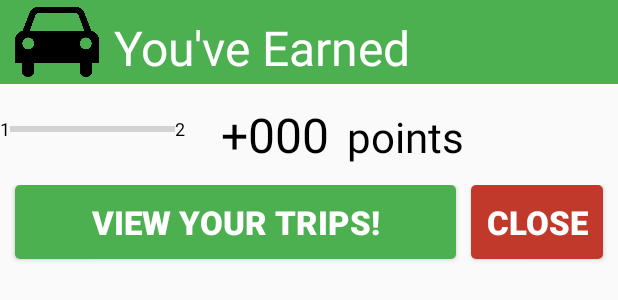
After one commit to Team-Andronerds/contest_app, an Android app: the layout fragment_summary_dialog.xml on its own in the app's theme, with its tools: preview values and no code run, on a phone screen of 412 x 824 dp. The commit adds this screen. Shown: the top 300 px of the screen. Run offline under Robolectric (Android 15) with nearby library versions, the phone set to English and light mode, and no system bars.

Commit message:
Added stuff

```diff
--- a/app/src/main/java/andronerds/com/contestapp/MyVehicleActivity.java
+++ b/app/src/main/java/andronerds/com/contestapp/MyVehicleActivity.java
@@ -16,7 +16,7 @@ import org.json.JSONObject;
 
 import java.io.ByteArrayOutputStream;
 
-import andronerds.com.contestapp.OBD.OnBoardDiagnostic;
+import andronerds.com.contestapp.obd.OnBoardDiagnostic;
 import andronerds.com.contestapp.fragments.MyVehicleFragment;
 import andronerds.com.contestapp.fragments.editProfile.EditPictureFragment;
 import andronerds.com.contestapp.navDrawer.NavDrawerActivity;
--- a/app/src/main/java/andronerds/com/contestapp/navDrawer/NavDrawerActivity.java
+++ b/app/src/main/java/andronerds/com/contestapp/navDrawer/NavDrawerActivity.java
@@ -28,6 +28,7 @@ import andronerds.com.contestapp.MyTripsActivity;
 import andronerds.com.contestapp.MyVehicleActivity;
 import andronerds.com.contestapp.R;
 import andronerds.com.contestapp.SettingsActivity;
+import andronerds.com.contestapp.fragments.DriveModeDialog;
 import andronerds.com.contestapp.obd.OnBoardDiagnostic;
 import butterknife.InjectView;
 
@@ -159,6 +160,8 @@ public abstract class NavDrawerActivity extends ActionBarActivity
                 OnBoardDiagnostic.setDriveMode(false);
                 Toast.makeText(getApplicationContext(), "Driving mode off", Toast.LENGTH_LONG).show();
                 OnBoardDiagnostic.finishTrip();
+                DriveModeDialog dialog = new DriveModeDialog();
+                dialog.show(getFragmentManager(),null);
                 invalidateOptionsMenu();
         }
 
--- a/app/src/main/java/andronerds/com/contestapp/obd/RefreshThread.java
+++ b/app/src/main/java/andronerds/com/contestapp/obd/RefreshThread.java
@@ -3,6 +3,7 @@ package andronerds.com.contestapp.obd;
 import android.app.Fragment;
 import android.app.FragmentManager;
 import android.app.FragmentTransaction;
+import android.bluetooth.BluetoothAdapter;
 import android.os.AsyncTask;
 import android.util.Log;
 
--- /dev/null
+++ b/app/src/main/res/layout/fragment_summary_dialog.xml
@@ -0,0 +1,128 @@
+<?xml version="1.0" encoding="utf-8"?>
+<RelativeLayout xmlns:android="http://schemas.android.com/apk/res/android"
+    android:orientation="vertical"
+    android:layout_width="fill_parent"
+    android:layout_height="fill_parent">
+
+    <include
+        android:id="@+id/summary_bar"
+        layout="@layout/base_toolbar"/>
+
+
+    <ImageView
+        android:layout_width="?attr/actionBarSize"
+        android:layout_marginLeft="10dip"
+        android:layout_height="?attr/actionBarSize"
+        android:src="@drawable/car_icon"
+        android:id="@+id/carIcon" />
+
+    <TextView
+        android:layout_width="wrap_content"
+        android:layout_height="?attr/actionBarSize"
+        android:textColor="@color/white"
+        android:layout_marginTop="10dp"
+        android:layout_marginLeft="10dp"
+        android:textSize="32sp"
+        android:text="You've Earned"
+        android:layout_toRightOf="@+id/carIcon"/>
+
+
+    <TextView
+        android:layout_width="wrap_content"
+        android:layout_height="wrap_content"
+        android:textSize="32sp"
+        android:layout_toRightOf="@+id/dialog_linear_layout"
+        android:layout_toEndOf="@+id/dialog_linear_layout"
+        android:layout_margin="12sp"
+        android:layout_below="@+id/summary_bar"
+        android:text="+000"
+        android:id="@+id/pointValue"/>
+
+    <TextView
+        android:layout_width="wrap_content"
+        android:layout_height="wrap_content"
+        android:layout_toRightOf="@+id/pointValue"
+        android:layout_marginTop="16sp"
+        android:textSize="28sp"
+        android:id="@+id/pointLabel"
+        android:layout_below="@+id/summary_bar"
+        android:text="points"/>
+
+
+
+    <LinearLayout
+        android:layout_width="135sp"
+        android:layout_height="32sp"
+        android:layout_marginTop="14sp"
+        android:layout_marginBottom="14sp"
+        android:id="@+id/dialog_linear_layout"
+        android:layout_below="@+id/summary_bar"
+        android:layout_alignParentLeft="true"
+        >
+
+        <TextView
+            android:layout_width="wrap_content"
+            android:layout_height="wrap_content"
+            android:layout_gravity="center"
+            android:id="@+id/currentLevel"
+            android:text="1"
+            android:textSize="12sp"/>
+
+        <ProgressBar
+            android:layout_width="110dp"
+            android:layout_height="fill_parent"
+            style="@style/Widget.AppCompat.ProgressBar.Horizontal"
+            android:layout_gravity="center"
+            android:id="@+id/pointsMeter"/>
+
+        <TextView
+            android:layout_width="wrap_content"
+            android:layout_height="wrap_content"
+            android:layout_gravity="center"
+            android:id="@+id/nextLevel"
+            android:text="2"
+            android:textSize="12sp"/>
+
+    </LinearLayout>
+
+    <RelativeLayout
+        android:layout_width="fill_parent"
+        android:layout_height="?attr/actionBarSize"
+        android:layout_below="@+id/pointValue"
+        android:layout_alignParentLeft="true"
+        android:layout_alignParentStart="true">
+
+        <Button
+            android:layout_width="wrap_content"
+            android:layout_height="wrap_content"
+            android:layout_alignParentStart="true"
+            android:layout_alignParentLeft="true"
+            android:text="View your trips!"
+            android:layout_marginRight="10dp"
+            android:layout_marginLeft="10dp"
+            android:textSize="22sp"
+            android:textStyle="bold"
+            android:layout_toLeftOf="@+id/cancel_button"
+            android:layout_toStartOf="@+id/cancel_button"
+            android:textColor="@color/white"
+            android:id="@+id/view_trips_button"
+            android:background="@drawable/generic_green_button"/>
+
+        <Button
+            android:layout_width="wrap_content"
+            android:layout_height="wrap_content"
+            android:layout_alignParentRight="true"
+            android:layout_marginRight="10dp"
+            android:layout_marginEnd="10dp"
+            android:layout_alignParentEnd="true"
+            android:text="Close"
+            android:textSize="22sp"
+            android:textStyle="bold"
+            android:textColor="@color/white"
+            android:id="@+id/cancel_button"
+            android:background="@drawable/generic_red_button"/>
+
+        </RelativeLayout>
+
+
+</RelativeLayout>
```
Also changed, not shown: app/src/main/java/andronerds/com/contestapp/fragments/DriveModeDialog.java (+125 -15 lines), app/src/main/java/andronerds/com/contestapp/fragments/MyVehicleFragment.java (+4 -6 lines), app/src/main/java/andronerds/com/contestapp/obd/OnBoardDiagnostic.java (+55 -1 lines), app/src/main/java/andronerds/com/contestapp/obd/ProgressDialog.java (deleted, +0 -39 lines), app/src/main/res/drawable/generic_white_button.xml (added, +29 -0 lines), app/src/main/res/layout/activity_drive_mode.xml (deleted, +0 -41 lines), 4 other files.
